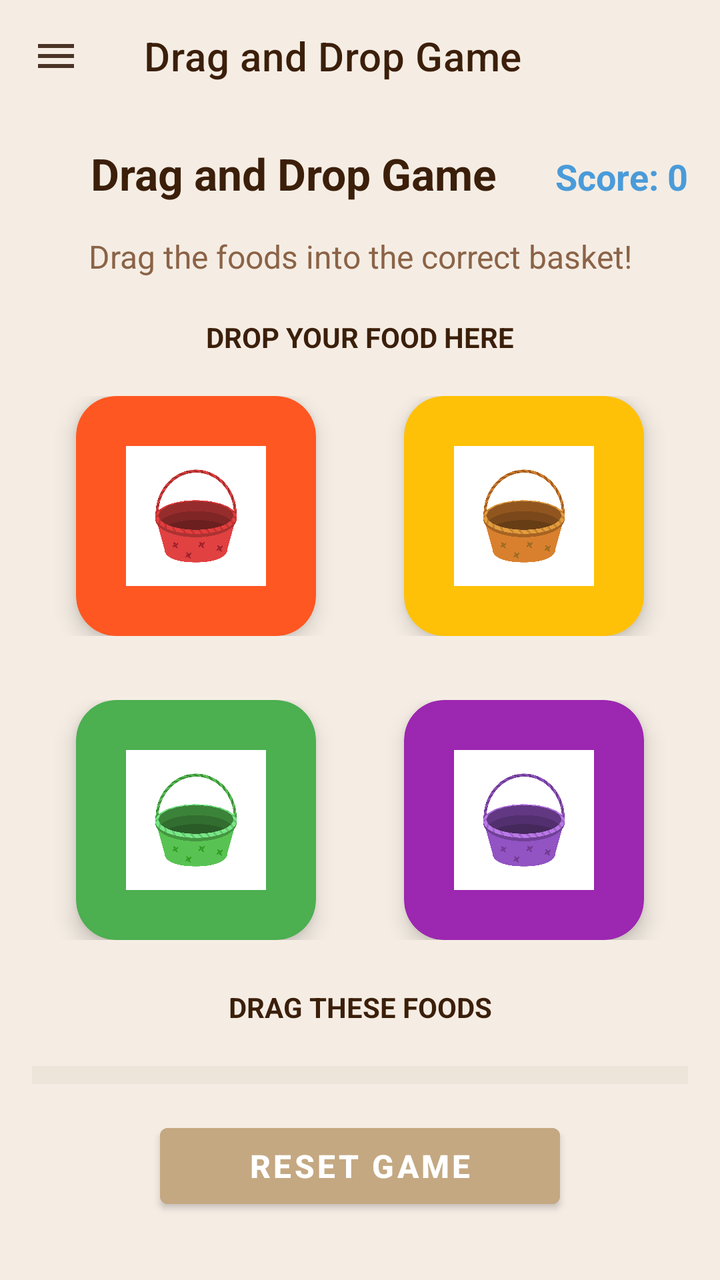
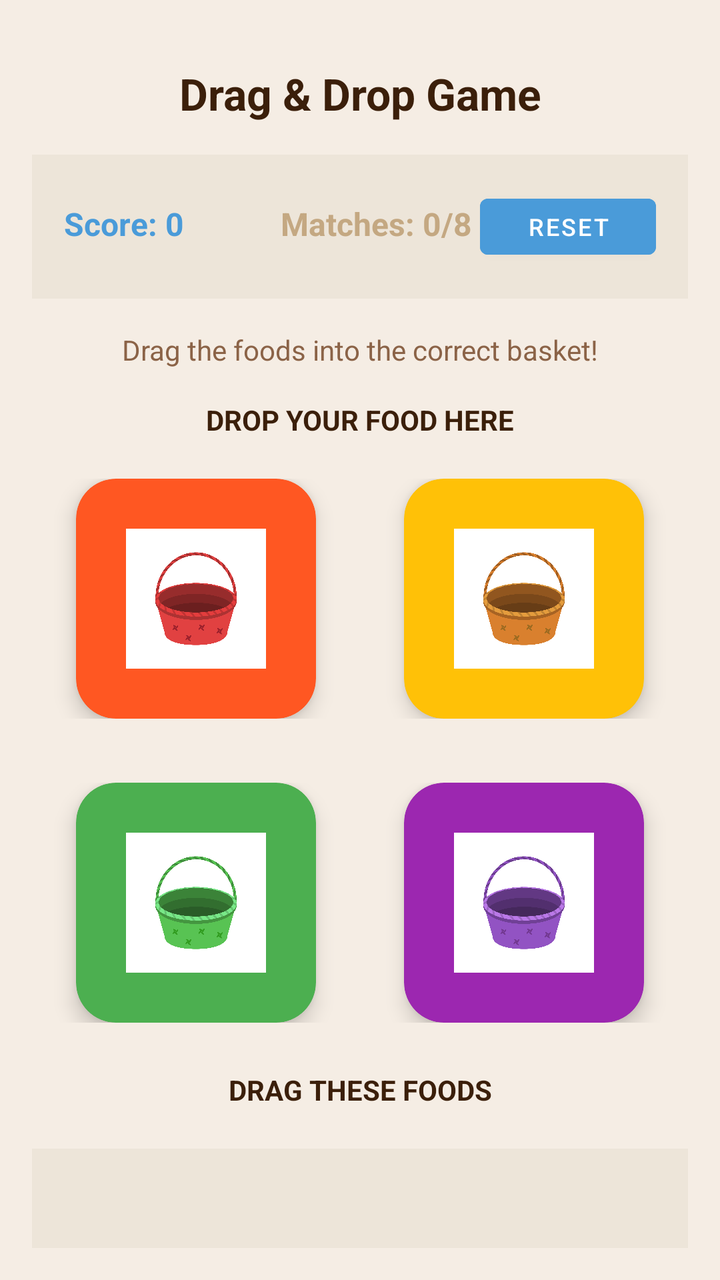

Two renders of the same Android screen: before a commit and after it. Below are the layout's source before the change and the commit's diff.
<!-- AndroidManifest.xml: application theme Theme.AutiMate -->
<!-- res/layout/activity_drag_drop_game.xml -->
<?xml version="1.0" encoding="utf-8"?>
<androidx.drawerlayout.widget.DrawerLayout
    xmlns:android="http://schemas.android.com/apk/res/android"
    xmlns:app="http://schemas.android.com/apk/res-auto"
    android:id="@+id/drawerLayout"
    android:layout_width="match_parent"
    android:layout_height="match_parent"
    android:background="@color/cream">

    <LinearLayout
        android:layout_width="match_parent"
        android:layout_height="match_parent"
        android:orientation="vertical">

        <androidx.appcompat.widget.Toolbar
            android:id="@+id/toolbar"
            android:layout_width="match_parent"
            android:layout_height="?attr/actionBarSize"
            android:background="@color/cream"
            app:title="Drag and Drop Game"
            app:titleTextColor="@color/text_dark"
            app:navigationIcon="@drawable/ic_menu"
            app:navigationIconTint="@color/brown"/>

        <LinearLayout
            android:layout_width="match_parent"
            android:layout_height="match_parent"
            android:orientation="vertical"
            android:padding="16dp">

            
            <LinearLayout
                android:layout_width="match_parent"
                android:layout_height="wrap_content"
                android:orientation="horizontal"
                android:paddingBottom="16dp">

                <TextView
                    android:layout_width="0dp"
                    android:layout_height="wrap_content"
                    android:layout_weight="1"
                    android:text="Drag and Drop Game"
                    android:textSize="22sp"
                    android:textStyle="bold"
                    android:textColor="@color/text_dark"
                    android:gravity="center"/>

                <TextView
                    android:id="@+id/tvScore"
                    android:layout_width="wrap_content"
                    android:layout_height="wrap_content"
                    android:text="Score: 0"
                    android:textSize="18sp"
                    android:textStyle="bold"
                    android:textColor="@color/soft_blue"/>

            </LinearLayout>

            
            <TextView
                android:id="@+id/tvMessage"
                android:layout_width="match_parent"
                android:layout_height="wrap_content"
                android:text="Drag the foods into the correct basket!"
                android:textSize="16sp"
                android:textColor="@color/light_brown"
                android:gravity="center"
                android:paddingBottom="20dp"/>

            
            <TextView
                android:layout_width="match_parent"
                android:layout_height="wrap_content"
                android:text="DROP YOUR FOOD HERE"
                android:textSize="14sp"
                android:textStyle="bold"
                android:textColor="@color/text_dark"
                android:gravity="center"
                android:paddingBottom="12dp"/>

            <LinearLayout
                android:layout_width="match_parent"
                android:layout_height="wrap_content"
                android:orientation="vertical"
                android:gravity="center"
                android:paddingBottom="16dp">

                <LinearLayout
                    android:layout_width="match_parent"
                    android:layout_height="wrap_content"
                    android:orientation="horizontal"
                    android:gravity="center"
                    android:paddingBottom="16dp">

                    
                    <LinearLayout
                        android:layout_width="0dp"
                        android:layout_height="wrap_content"
                        android:layout_weight="1"
                        android:gravity="center"
                        android:layout_margin="8dp">

                        <androidx.cardview.widget.CardView
                            android:id="@+id/redBasket"
                            android:layout_width="120dp"
                            android:layout_height="120dp"
                            app:cardCornerRadius="20dp"
                            app:cardElevation="6dp"
                            app:cardBackgroundColor="#FF5722"
                            android:layout_gravity="center">

                            <LinearLayout
                                android:layout_width="match_parent"
                                android:layout_height="match_parent"
                                android:gravity="center">

                                <ImageView
                                    android:id="@+id/redBasketImage"
                                    android:layout_width="70dp"
                                    android:layout_height="70dp"
                                    android:src="@drawable/red_basket"
                                    android:scaleType="fitCenter"/>

                            </LinearLayout>

                        </androidx.cardview.widget.CardView>

                    </LinearLayout>

                    
                    <LinearLayout
                        android:layout_width="0dp"
                        android:layout_height="wrap_content"
                        android:layout_weight="1"
                        android:gravity="center"
                        android:layout_margin="8dp">

                        <androidx.cardview.widget.CardView
                            android:id="@+id/yellowBasket"
                            android:layout_width="120dp"
                            android:layout_height="120dp"
                            app:cardCornerRadius="20dp"
                            app:cardElevation="6dp"
                            app:cardBackgroundColor="#FFC107"
                            android:layout_gravity="center">

                            <LinearLayout
                                android:layout_width="match_parent"
                                android:layout_height="match_parent"
                                android:gravity="center">

                                <ImageView
                                    android:id="@+id/yellowBasketImage"
                                    android:layout_width="70dp"
                                    android:layout_height="70dp"
                                    android:src="@drawable/yellow_basket"
                                    android:scaleType="fitCenter"/>

                            </LinearLayout>

                        </androidx.cardview.widget.CardView>

                    </LinearLayout>

                </LinearLayout>

                <LinearLayout
                    android:layout_width="match_parent"
                    android:layout_height="wrap_content"
                    android:orientation="horizontal"
                    android:gravity="center">

                    
                    <LinearLayout
                        android:layout_width="0dp"
                        android:layout_height="wrap_content"
                        android:layout_weight="1"
                        android:gravity="center"
                        android:layout_margin="8dp">

                        <androidx.cardview.widget.CardView
                            android:id="@+id/greenBasket"
                            android:layout_width="120dp"
                            android:layout_height="120dp"
                            app:cardCornerRadius="20dp"
                            app:cardElevation="6dp"
                            app:cardBackgroundColor="#4CAF50"
                            android:layout_gravity="center">

                            <LinearLayout
                                android:layout_width="match_parent"
                                android:layout_height="match_parent"
                                android:gravity="center">

                                <ImageView
                                    android:id="@+id/greenBasketImage"
                                    android:layout_width="70dp"
                                    android:layout_height="70dp"
                                    android:src="@drawable/green_basket"
                                    android:scaleType="fitCenter"/>

                            </LinearLayout>

                        </androidx.cardview.widget.CardView>

                    </LinearLayout>

                    
                    <LinearLayout
                        android:layout_width="0dp"
                        android:layout_height="wrap_content"
                        android:layout_weight="1"
                        android:gravity="center"
                        android:layout_margin="8dp">

                        <androidx.cardview.widget.CardView
                            android:id="@+id/purpleBasket"
                            android:layout_width="120dp"
                            android:layout_height="120dp"
                            app:cardCornerRadius="20dp"
                            app:cardElevation="6dp"
                            app:cardBackgroundColor="#9C27B0"
                            android:layout_gravity="center">

                            <LinearLayout
                                android:layout_width="match_parent"
                                android:layout_height="match_parent"
                                android:gravity="center">

                                <ImageView
                                    android:id="@+id/purpleBasketImage"
                                    android:layout_width="70dp"
                                    android:layout_height="70dp"
                                    android:src="@drawable/purple_basket"
                                    android:scaleType="fitCenter"/>

                            </LinearLayout>

                        </androidx.cardview.widget.CardView>

                    </LinearLayout>

                </LinearLayout>

            </LinearLayout>

            
            <TextView
                android:layout_width="match_parent"
                android:layout_height="wrap_content"
                android:text="DRAG THESE FOODS"
                android:textSize="14sp"
                android:textStyle="bold"
                android:textColor="@color/text_dark"
                android:gravity="center"
                android:paddingBottom="12dp"/>

            
            <FrameLayout
                android:layout_width="match_parent"
                android:layout_height="0dp"
                android:layout_weight="1"
                android:background="@color/beige"
                android:layout_marginTop="8dp">

                <HorizontalScrollView
                    android:id="@+id/scrollView"
                    android:layout_width="match_parent"
                    android:layout_height="match_parent"
                    android:scrollbars="horizontal">

                    <LinearLayout
                        android:id="@+id/foodsContainer"
                        android:layout_width="wrap_content"
                        android:layout_height="match_parent"
                        android:orientation="horizontal"
                        android:gravity="center"
                        android:padding="8dp"/>

                </HorizontalScrollView>

            </FrameLayout>

            
            <Button
                android:id="@+id/btnReset"
                android:layout_width="200dp"
                android:layout_height="50dp"
                android:text="RESET GAME"
                android:textSize="16sp"
                android:textStyle="bold"
                android:textColor="@color/white"
                android:backgroundTint="@color/khaki"
                android:layout_gravity="center"
                android:layout_marginTop="16dp"
                android:layout_marginBottom="16dp"/>

        </LinearLayout>

    </LinearLayout>

    <com.google.android.material.navigation.NavigationView
        android:id="@+id/navView"
        android:layout_width="280dp"
        android:layout_height="match_parent"
        android:layout_gravity="start"
        app:headerLayout="@layout/nav_header_parent"
        app:menu="@menu/navigation_menu_parent"
        app:itemTextColor="@color/text_dark"
        app:itemIconTint="@color/light_brown"
        android:background="@color/white"/>

</androidx.drawerlayout.widget.DrawerLayout>
<!-- res/layout/nav_header_parent.xml (included above) -->
<?xml version="1.0" encoding="utf-8"?>
<LinearLayout xmlns:android="http://schemas.android.com/apk/res/android"
    android:layout_width="match_parent"
    android:layout_height="wrap_content"
    android:orientation="vertical"
    android:padding="20dp"
    android:background="@color/cream">

    <TextView
        android:id="@+id/tvParentName"
        android:layout_width="wrap_content"
        android:layout_height="wrap_content"
        android:text="Parent"
        android:textSize="18sp"
        android:textStyle="bold"
        android:textColor="@color/text_dark" />

    <TextView
        android:id="@+id/tvParentEmail"
        android:layout_width="wrap_content"
        android:layout_height="wrap_content"
        android:text="parent@example.com"
        android:textSize="12sp"
        android:textColor="@color/light_brown"
        android:layout_marginTop="4dp" />

</LinearLayout>
<!-- resources referenced by this layout -->
<resources>
  <color name="beige">#EDE5D9</color>
  <color name="brown">#6D4C41</color>
  <color name="cream">#F5EDE4</color>
  <color name="khaki">#C4A882</color>
  <color name="light_brown">#8B6347</color>
  <color name="soft_blue">#4A9BD9</color>
  <color name="text_dark">#3B1F0A</color>
  <color name="white">#FFFFFF</color>
  <!-- drawable green_basket: png bitmap (drawable, 126456 bytes) -->
  <!-- drawable ic_menu (drawable) -->
  <vector xmlns:android="http://schemas.android.com/apk/res/android"
      android:width="24dp"
      android:height="24dp"
      android:viewportWidth="24"
      android:viewportHeight="24">
      <path
          android:fillColor="#4B3425"
          android:pathData="M3,18h18v-2H3v2zm0-5h18v-2H3v2zm0-7v2h18V6H3z"/>
  </vector>
  <!-- drawable purple_basket: png bitmap (drawable, 126201 bytes) -->
  <!-- drawable red_basket: png bitmap (drawable, 118956 bytes) -->
  <!-- drawable yellow_basket: png bitmap (drawable, 124259 bytes) -->
  <style name="Theme.AutiMate" parent="Theme.MaterialComponents.DayNight.NoActionBar">
          <item name="colorPrimary">@color/cream</item>
          <item name="colorPrimaryVariant">@color/beige</item>
          <item name="colorOnPrimary">@color/text_dark</item>
          <item name="colorSecondary">@color/soft_blue</item>
          <item name="colorSecondaryVariant">@color/khaki</item>
          <item name="colorOnSecondary">@color/white</item>
          <item name="android:statusBarColor">@color/cream</item>
          <item name="android:windowBackground">@color/cream</item>
          <item name="android:textColor">@color/text_dark</item>
      </style>
</resources>

<!-- the commit's change to res/layout/activity_drag_drop_game.xml (unified diff, before → after) -->
@@ -12,16 +12,6 @@
         android:layout_height="match_parent"
         android:orientation="vertical">
 
-        <androidx.appcompat.widget.Toolbar
-            android:id="@+id/toolbar"
-            android:layout_width="match_parent"
-            android:layout_height="?attr/actionBarSize"
-            android:background="@color/cream"
-            app:title="Drag and Drop Game"
-            app:titleTextColor="@color/text_dark"
-            app:navigationIcon="@drawable/ic_menu"
-            app:navigationIconTint="@color/brown"/>
-
         <LinearLayout
             android:layout_width="match_parent"
             android:layout_height="match_parent"
@@ -33,39 +23,71 @@
                 android:layout_width="match_parent"
                 android:layout_height="wrap_content"
                 android:orientation="horizontal"
-                android:paddingBottom="16dp">
+                android:padding="16dp"
+                android:gravity="center_vertical">
 
                 <TextView
                     android:layout_width="0dp"
                     android:layout_height="wrap_content"
                     android:layout_weight="1"
-                    android:text="Drag and Drop Game"
+                    android:text="Drag &amp; Drop Game"
                     android:textSize="22sp"
                     android:textStyle="bold"
                     android:textColor="@color/text_dark"
                     android:gravity="center"/>
 
+            </LinearLayout>
+
+            
+            <LinearLayout
+                android:layout_width="match_parent"
+                android:layout_height="wrap_content"
+                android:orientation="horizontal"
+                android:padding="16dp"
+                android:background="@color/beige">
+
                 <TextView
                     android:id="@+id/tvScore"
-                    android:layout_width="wrap_content"
-                    android:layout_height="wrap_content"
+                    android:layout_width="0dp"
+                    android:layout_height="wrap_content"
+                    android:layout_weight="1"
                     android:text="Score: 0"
-                    android:textSize="18sp"
+                    android:textSize="16sp"
                     android:textStyle="bold"
                     android:textColor="@color/soft_blue"/>
 
+                <TextView
+                    android:id="@+id/tvMatches"
+                    android:layout_width="0dp"
+                    android:layout_height="wrap_content"
+                    android:layout_weight="1"
+                    android:text="Matches: 0/8"
+                    android:textSize="16sp"
+                    android:textStyle="bold"
+                    android:textColor="@color/khaki"
+                    android:gravity="center"/>
+
+                <Button
+                    android:id="@+id/btnReset"
+                    android:layout_width="wrap_content"
+                    android:layout_height="40dp"
+                    android:text="Reset"
+                    android:textSize="12sp"
+                    android:textColor="@color/white"
+                    android:backgroundTint="@color/soft_blue"/>
+
             </LinearLayout>
 
             
             <TextView
                 android:id="@+id/tvMessage"
-                android:layout_width="match_parent"
+                android:layout_width="wrap_content"
                 android:layout_height="wrap_content"
                 android:text="Drag the foods into the correct basket!"
-                android:textSize="16sp"
+                android:textSize="14sp"
                 android:textColor="@color/light_brown"
-                android:gravity="center"
-                android:paddingBottom="20dp"/>
+                android:layout_gravity="center"
+                android:layout_margin="16dp"/>
 
             
             <TextView
@@ -280,20 +302,6 @@
                 </HorizontalScrollView>
 
             </FrameLayout>
-
-            
-            <Button
-                android:id="@+id/btnReset"
-                android:layout_width="200dp"
-                android:layout_height="50dp"
-                android:text="RESET GAME"
-                android:textSize="16sp"
-                android:textStyle="bold"
-                android:textColor="@color/white"
-                android:backgroundTint="@color/khaki"
-                android:layout_gravity="center"
-                android:layout_marginTop="16dp"
-                android:layout_marginBottom="16dp"/>
 
         </LinearLayout>
 
<!-- resource entries referenced after the edit -->
@@ -1,7 +1,6 @@
 <!-- resources referenced by this layout -->
 <resources>
   <color name="beige">#EDE5D9</color>
-  <color name="brown">#6D4C41</color>
   <color name="cream">#F5EDE4</color>
   <color name="khaki">#C4A882</color>
   <color name="light_brown">#8B6347</color>
@@ -9,29 +8,45 @@
   <color name="text_dark">#3B1F0A</color>
   <color name="white">#FFFFFF</color>
   <!-- drawable green_basket: png bitmap (drawable, 126456 bytes) -->
-  <!-- drawable ic_menu (drawable) -->
-  <vector xmlns:android="http://schemas.android.com/apk/res/android"
-      android:width="24dp"
-      android:height="24dp"
-      android:viewportWidth="24"
-      android:viewportHeight="24">
-      <path
-          android:fillColor="#4B3425"
-          android:pathData="M3,18h18v-2H3v2zm0-5h18v-2H3v2zm0-7v2h18V6H3z"/>
-  </vector>
   <!-- drawable purple_basket: png bitmap (drawable, 126201 bytes) -->
   <!-- drawable red_basket: png bitmap (drawable, 118956 bytes) -->
   <!-- drawable yellow_basket: png bitmap (drawable, 124259 bytes) -->
   <style name="Theme.AutiMate" parent="Theme.MaterialComponents.DayNight.NoActionBar">
+          
           <item name="colorPrimary">@color/cream</item>
           <item name="colorPrimaryVariant">@color/beige</item>
           <item name="colorOnPrimary">@color/text_dark</item>
+  
+          
           <item name="colorSecondary">@color/soft_blue</item>
           <item name="colorSecondaryVariant">@color/khaki</item>
           <item name="colorOnSecondary">@color/white</item>
+  
+          
           <item name="android:statusBarColor">@color/cream</item>
+  
+          
           <item name="android:windowBackground">@color/cream</item>
+  
+          
           <item name="android:textColor">@color/text_dark</item>
+  
+          
+          <item name="android:buttonBarPositiveButtonStyle">@style/LightPositiveButtonStyle</item>
+          <item name="android:buttonBarNegativeButtonStyle">@style/LightNegativeButtonStyle</item>
+          <item name="android:buttonBarNeutralButtonStyle">@style/LightNeutralButtonStyle</item>
+      </style>
+  <style name="LightPositiveButtonStyle" parent="Widget.AppCompat.Button.ButtonBar.AlertDialog">
+          <item name="android:textColor">@android:color/black</item>
+          <item name="android:textStyle">bold</item>
+      </style>
+  <style name="LightNegativeButtonStyle" parent="Widget.AppCompat.Button.ButtonBar.AlertDialog">
+          <item name="android:textColor">@android:color/black</item>
+          <item name="android:textStyle">bold</item>
+      </style>
+  <style name="LightNeutralButtonStyle" parent="Widget.AppCompat.Button.ButtonBar.AlertDialog">
+          <item name="android:textColor">@android:color/black</item>
+          <item name="android:textStyle">bold</item>
       </style>
 </resources>
 
